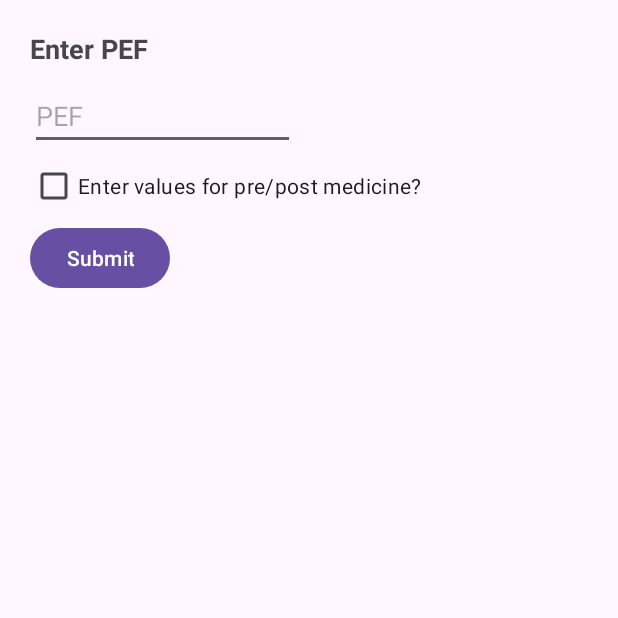
After one commit to thulasie/B07-Project, an Android app: the fragment PefEntry shown on its own in the app's theme, on a phone screen of 412 x 824 dp, the top half of it. The commit adds this screen. Run offline under Robolectric (Android 15) with nearby library versions, the phone set to English and light mode, and no system bars.

Commit message:
feat: refactored DatabaseLogger and associated classes to make it cleaner and compatible with subclassing, added pef entry, and triaging

```diff
--- a/Starter Application/app/src/main/java/com/example/smartAir/data/DatabaseLogEntry.java
+++ b/Starter Application/app/src/main/java/com/example/smartAir/data/DatabaseLogEntry.java
@@ -22,7 +22,7 @@ public class DatabaseLogEntry {
         return type.toString();
     }
 
-    public Object getData() {
+    public DatabaseLogEntryData getData() {
         return data;
     }
 
@@ -37,6 +37,6 @@ public class DatabaseLogEntry {
 
     @NonNull @Override
     public String toString() {
-        return type.toString() + "<"+ data.getClass() + ">: " + data.toString();
+        return type.toString() + "<"+ date + ">: " + data.getLogEntry();
     }
 }
--- a/Starter Application/app/src/main/java/com/example/smartAir/domain/Zone.java
+++ b/Starter Application/app/src/main/java/com/example/smartAir/domain/Zone.java
@@ -1,9 +1,13 @@
 package com.example.smartAir.domain;
+
+import androidx.annotation.Nullable;
 
 public enum Zone {
     RED, GREEN, YELLOW;
 
-    public static Zone calculateZone(double pEF, double personalBest) {
+    public static Zone calculateZone(@Nullable Double pEF, double personalBest) {
+        if (pEF == null) return null;
+
         double percent = pEF / personalBest;
 
         if (percent >= 0.8) {
--- /dev/null
+++ b/Starter Application/app/src/main/java/com/example/smartAir/pefAndRecovery/PEFEntryController.java
@@ -0,0 +1,9 @@
+package com.example.smartAir.pefAndRecovery;
+
+public interface PEFEntryController {
+    boolean hasPrePostMedicinePEF();
+    void setPEFValue(Float f);
+    void setPEFPostMedicineValue(Float f);
+    void togglePEFPostMedicineValue(boolean b);
+    void submitChanges();
+}
--- /dev/null
+++ b/Starter Application/app/src/main/java/com/example/smartAir/pefAndRecovery/PefEntry.java
@@ -0,0 +1,116 @@
+package com.example.smartAir.pefAndRecovery;
+
+import static android.view.View.INVISIBLE;
+
+import android.os.Bundle;
+
+import androidx.annotation.NonNull;
+import androidx.fragment.app.Fragment;
+
+import android.text.Editable;
+import android.text.TextWatcher;
+import android.view.View;
+import android.widget.Button;
+import android.widget.CheckBox;
+import android.widget.EditText;
+
+import com.example.smartAir.R;
+
+public class PefEntry extends Fragment {
+
+    public interface ScreenAfter {
+        void goBack();
+    }
+
+    PEFEntryController controller = new PEFEntryController() { // Mockup
+        Float PEF;
+        Float PEFPost;
+        boolean hasPEFPost = false;
+
+        @Override
+        public boolean hasPrePostMedicinePEF() {
+            return hasPEFPost;
+        }
+
+        @Override
+        public void setPEFValue(Float f) {PEF = f;}
+
+        @Override
+        public void setPEFPostMedicineValue(Float f) {PEFPost = f;}
+
+        @Override
+        public void togglePEFPostMedicineValue(boolean b) {hasPEFPost = b;}
+
+        @Override
+        public void submitChanges() {System.out.println("Sent!");
+        }
+    };
+    ScreenAfter screenAfter = () -> System.out.println("Hi!");
+
+    private void togglePEF (boolean b) {
+        controller.togglePEFPostMedicineValue(b);
+
+        EditText postMedEntry = requireView().findViewById(R.id.pef_entry_post_med);
+        EditText defaultMedEntry = requireView().findViewById(R.id.pef_entry_default);
+        if (b) {
+            postMedEntry.setVisibility(View.VISIBLE);
+            defaultMedEntry.setHint("PEF");
+        } else {
+            postMedEntry.setVisibility(INVISIBLE);
+            defaultMedEntry.setHint("PEF (before medicine)");
+        }
+    }
+
+    public PefEntry() {
+        // Required empty public constructor
+        super(R.layout.fragment_pef_entry);
+    }
+
+    public void setPEFController(PEFEntryController c) {
+        controller = c;
+    }
+
+    @Override
+    public void onViewCreated(@NonNull View view, Bundle savedInstanceState) {
+        CheckBox showPostMed = view.findViewById(R.id.pef_show_post_med);
+        Button submit = view.findViewById(R.id.pef_submit_value);
+        EditText defaultPefEntry = view.findViewById(R.id.pef_entry_default);
+        EditText postMedPefEntry = view.findViewById(R.id.pef_entry_post_med);
+
+        showPostMed.setChecked(controller.hasPrePostMedicinePEF());
+        showPostMed.setOnCheckedChangeListener((button, checked) -> togglePEF(checked));
+
+        submit.setOnClickListener((view1) -> {
+            controller.submitChanges();
+            screenAfter.goBack();
+        });
+
+        defaultPefEntry.addTextChangedListener(new TextWatcher() {
+            @Override public void afterTextChanged(Editable s) {}
+            @Override public void beforeTextChanged(CharSequence s, int start, int count, int after) {}
+
+            @Override
+            public void onTextChanged(CharSequence s, int start, int before, int count) {
+                if (s.isEmpty()) {
+                    controller.setPEFValue(null);
+                } else {
+                    controller.setPEFValue(Float.valueOf(s.toString()));
+                }
+            }
+        });
+
+        postMedPefEntry.addTextChangedListener(new TextWatcher() {
+            @Override public void afterTextChanged(Editable s) {}
+            @Override public void beforeTextChanged(CharSequence s, int start, int count, int after) {}
+
+            @Override
+            public void onTextChanged(CharSequence s, int start, int before, int count) {
+                if (s.isEmpty()) {
+                    controller.setPEFPostMedicineValue(null);
+                } else {
+                    controller.setPEFPostMedicineValue(Float.valueOf(s.toString()));
+                }
+            }
+        });
+    }
+}
--- a/Starter Application/app/src/main/java/com/example/smartAir/triaging/DecisionCard.java
+++ b/Starter Application/app/src/main/java/com/example/smartAir/triaging/DecisionCard.java
@@ -43,7 +43,6 @@ public class DecisionCard extends Fragment implements TriageController.DecisionC
         triageController.setDecisionCardView(this);
     }
 
-    @Override
     public void callEmergency() {
         ((TextView) requireView().findViewById(R.id.triage_decision_description)).setText("(Emergency called. Don't want to implement this functionality FR though)");
         Button proceed = (Button) getLayoutInflater().inflate(R.layout.triage_decision_button, null);
@@ -76,11 +75,6 @@ public class DecisionCard extends Fragment implements TriageController.DecisionC
         ((TextView)requireView().findViewById(R.id.triage_decision_timer)).setText(formatTime(timeRemaining));
     }
 
-    @Override
-    public void timerEndCallback() {
-        System.out.println("TriageController: Autoescalating");
-    }
-
     // Helpers
 
     private String formatTime (long i) {
--- a/Starter Application/app/src/main/java/com/example/smartAir/triaging/RecentHistoryEntry.java
+++ b/Starter Application/app/src/main/java/com/example/smartAir/triaging/RecentHistoryEntry.java
@@ -44,7 +44,7 @@ public class RecentHistoryEntry extends Fragment {
             public void onTextChanged(CharSequence s, int start, int before, int count) {
 
                 if (!s.isEmpty()) {
-                    triageController.setPEF(Float.parseFloat(s.toString()));
+                    triageController.setPEF(Double.parseDouble(s.toString()));
                 } else {
                     triageController.setPEF(null);
                 }
--- a/Starter Application/app/src/main/java/com/example/smartAir/triaging/TriageController.java
+++ b/Starter Application/app/src/main/java/com/example/smartAir/triaging/TriageController.java
@@ -20,12 +20,9 @@ public class TriageController {
     }
 
     interface DecisionCardView {
-        void callEmergency();
-
         void startAtHomeSteps();
 
         void setRemainingTriageTime(long timeRemaining);
-        void timerEndCallback();
 
     }
 
@@ -136,7 +133,7 @@ public class TriageController {
 
     // Recent history
 
-    void setPEF(@Nullable Float f) {
+    void setPEF(@Nullable Double f) {
         model.setPEF(f);
     }
 
--- a/Starter Application/app/src/main/java/com/example/smartAir/triaging/TriageModel.java
+++ b/Starter Application/app/src/main/java/com/example/smartAir/triaging/TriageModel.java
@@ -48,7 +48,7 @@ public class TriageModel {
     private Set<SevereSymptoms> severeSymptomsSet;
     private int rescueCount = 0;
     @Nullable
-    private Float currentPEF; // because it is optional we use the class instead
+    private Double currentPEF; // because it is optional we use the class instead
     private Date started;
     private TriageDecision decision = TriageDecision.UNDECIDED;
 
@@ -70,7 +70,7 @@ public class TriageModel {
 
     // Rescue Count, Peak flow, & Zone
 
-    public void setPEF(@Nullable Float f) {
+    public void setPEF(@Nullable Double f) {
         currentPEF = f;
     }
 
@@ -79,7 +79,7 @@ public class TriageModel {
             // Get the PEF some other way...
             return Zone.calculateZone(provider.getPEF(), provider.getPB());
         } else {
-            return Zone.calculateZone(this.currentPEF, provider.getPB());
+            return Zone.calculateZone(Double.valueOf(this.currentPEF), provider.getPB());
         }
     }
 
--- /dev/null
+++ b/Starter Application/app/src/main/res/layout/fragment_pef_entry.xml
@@ -0,0 +1,68 @@
+<?xml version="1.0" encoding="utf-8"?>
+<androidx.constraintlayout.widget.ConstraintLayout xmlns:android="http://schemas.android.com/apk/res/android"
+    xmlns:tools="http://schemas.android.com/tools"
+    android:layout_width="match_parent"
+    android:layout_height="match_parent"
+    xmlns:app="http://schemas.android.com/apk/res-auto"
+    tools:context=".pefAndRecovery.PefEntry"
+    android:layout_margin="20dp">
+
+    <!-- TODO: Update blank fragment layout -->
+    <TextView
+        android:layout_width="match_parent"
+        android:layout_height="wrap_content"
+        android:text="Enter PEF"
+        android:textSize="18sp"
+        android:textStyle="bold"
+        app:layout_constraintTop_toTopOf="parent"
+        app:layout_constraintStart_toStartOf="parent"
+        app:layout_constraintEnd_toEndOf="parent"
+        android:id="@+id/pef_entry_title"/>
+
+    <LinearLayout
+        android:id="@+id/pef_entry_container"
+        android:layout_width="match_parent"
+        android:orientation="horizontal"
+        android:layout_marginTop="10dp"
+        app:layout_constraintTop_toBottomOf="@id/pef_entry_title"
+        android:layout_height="wrap_content">
+        <EditText
+            android:id="@+id/pef_entry_default"
+            android:layout_width="0dp"
+            android:layout_height="wrap_content"
+            android:hint="PEF"
+            android:layout_weight="1"
+            android:inputType="numberDecimal"/>
+
+        <Space
+            android:layout_width="0dp"
+            android:layout_height="wrap_content"
+            android:layout_weight="0.1"/>
+
+        <EditText
+            android:id="@+id/pef_entry_post_med"
+            android:layout_height="wrap_content"
+            android:layout_width="0dp"
+            android:layout_weight="1"
+            android:hint="PEF (after medicine)"
+            android:inputType="numberDecimal"
+            android:visibility="invisible"/>
+    </LinearLayout>
+
+    <CheckBox
+        android:layout_width="wrap_content"
+        android:layout_height="wrap_content"
+        android:id="@+id/pef_show_post_med"
+        app:layout_constraintTop_toBottomOf="@id/pef_entry_container"
+        android:text="Enter values for pre/post medicine?"/>
+
+    <Button
+        android:layout_width="wrap_content"
+        android:layout_height="wrap_content"
+        app:layout_constraintTop_toBottomOf="@id/pef_show_post_med"
+        android:text="Submit"
+        android:id="@+id/pef_submit_value"/>
+
+
+
+</androidx.constraintlayout.widget.ConstraintLayout>
```
Also changed, not shown: Starter Application/app/src/main/java/com/example/smartAir/DebugTestDriver.java (+4 -23 lines), Starter Application/app/src/main/java/com/example/smartAir/data/DatabaseLogEntryData.java (+14 -18 lines), Starter Application/app/src/main/java/com/example/smartAir/data/DatabaseLogEntryFactory.java (added, +47 -0 lines), Starter Application/app/src/main/java/com/example/smartAir/data/DatabaseLogType.java (+2 -15 lines), Starter Application/app/src/main/java/com/example/smartAir/data/DatabaseLogger.java (+17 -2 lines), Starter Application/app/src/main/java/com/example/smartAir/pefAndRecovery/Pef.java (added, +101 -0 lines), Starter Application/app/src/main/java/com/example/smartAir/pefAndRecovery/PefController.java (added, +46 -0 lines), Starter Application/app/src/main/java/com/example/smartAir/pefAndRecovery/PefLog.java (added, +76 -0 lines), Starter Application/app/src/main/java/com/example/smartAir/triaging/TriageLogEntryData.java (+4 -3 lines), Starter Application/app/src/main/res/layout/triage_check_back_screen.xml (+7 -23 lines).
